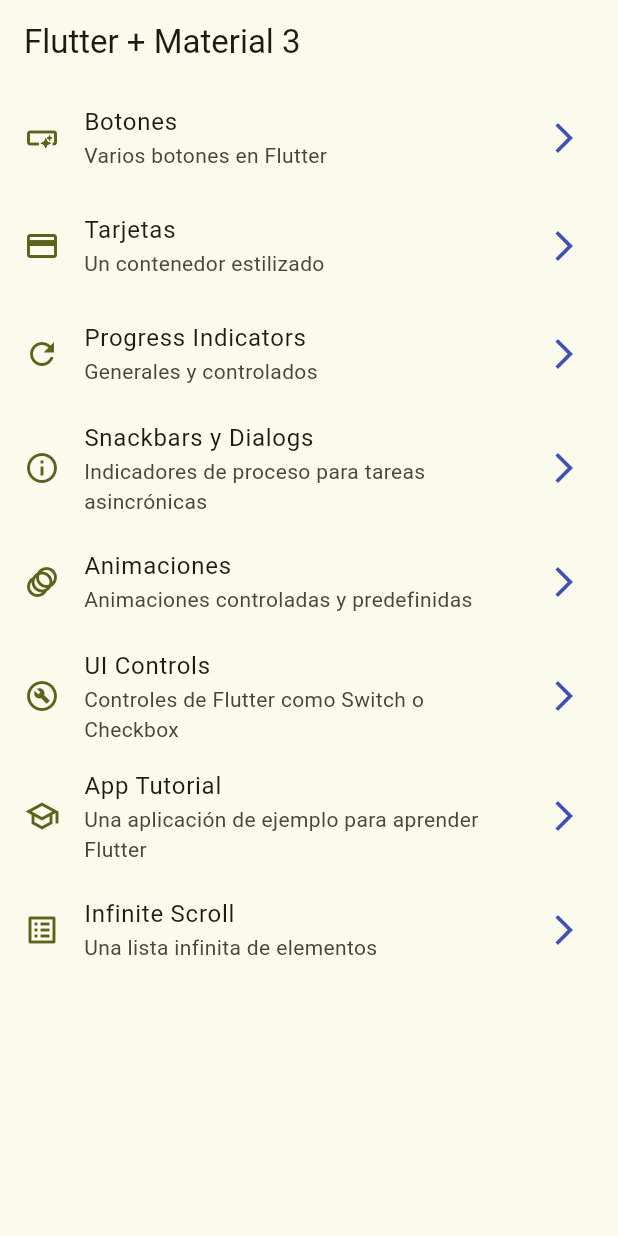
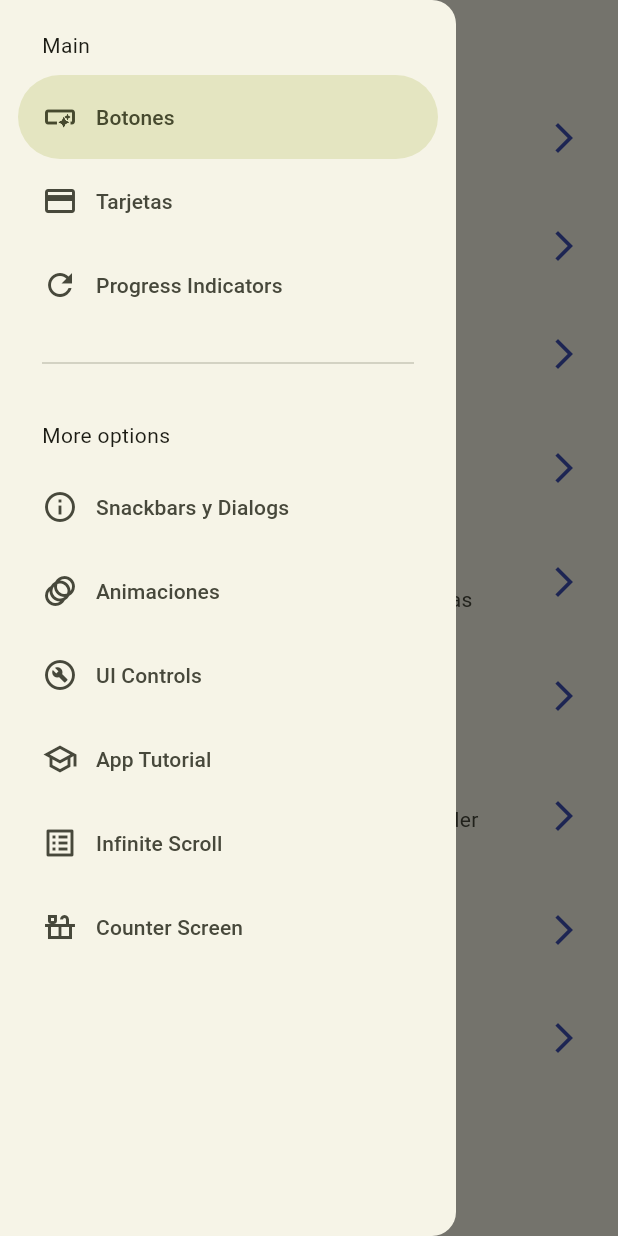
Before and after one commit to oscarruiz05/widgets_app, a Flutter app: the screen it shows after launch, with the side drawer open (before the commit the screen has no drawer), on a phone screen of 412 x 824 dp. Run offline on Flutter 3.47's test engine with Material 3 defaults, Android fonts, the phone set to English and light mode, and no system bars; our stand-ins replace animate_do, go_router.

Commit message:
Add CounterScreen with basic counter functionality and integrate into routing

```diff
--- a/lib/config/menu/menu_items.dart
+++ b/lib/config/menu/menu_items.dart
@@ -75,4 +75,11 @@ const appMenuItems = <MenuItem>[
     link: '/infinite-scroll',
     icon: Icons.list_alt_outlined,
   ),
+  MenuItem(
+    title: 'Counter Screen',
+    subTitle: 'Un contador con Riverpod',
+    name: ConuterScreen.name,
+    link: '/counter',
+    icon: Icons.countertops_outlined,
+  ),
 ];
--- a/lib/config/router/app_router.dart
+++ b/lib/config/router/app_router.dart
@@ -49,5 +49,10 @@ final appRouter = GoRouter(
       path: '/infinite-scroll',
       builder: (context, state) => const InfiniteScrollScreen(),
     ),
+    GoRoute(
+      name: ConuterScreen.name,
+      path: '/counter',
+      builder: (context, state) => const ConuterScreen(),
+    ),
   ],
 );
--- /dev/null
+++ b/lib/presentation/screens/counter/conuter_screen.dart
@@ -0,0 +1,20 @@
+import 'package:flutter/material.dart';
+
+class ConuterScreen extends StatelessWidget {
+  static const String name = 'counter_screen';
+  const ConuterScreen({super.key});
+
+  @override
+  Widget build(BuildContext context) {
+    final titleStyle = Theme.of(context).textTheme.titleLarge;
+
+    return Scaffold(
+      appBar: AppBar(title: const Text('Counter Screen')),
+      body: Center(child: Text('Valor: 0', style: titleStyle)),
+      floatingActionButton: FloatingActionButton(
+        onPressed: () {},
+        child: const Icon(Icons.add),
+      ),
+    );
+  }
+}
--- a/lib/presentation/screens/home/home_screen.dart
+++ b/lib/presentation/screens/home/home_screen.dart
@@ -1,6 +1,7 @@
 import 'package:flutter/material.dart';
 import 'package:go_router/go_router.dart';
 import 'package:widgets_app/config/menu/menu_items.dart';
+import 'package:widgets_app/presentation/widgets/side_menu.dart';
 
 class HomeScreen extends StatelessWidget {
   static const String name = 'home';
@@ -9,9 +10,12 @@ class HomeScreen extends StatelessWidget {
 
   @override
   Widget build(BuildContext context) {
+    final scaffoldKey = GlobalKey<ScaffoldState>();
     return Scaffold(
+      key: scaffoldKey,
       appBar: AppBar(title: const Text('Flutter + Material 3')),
       body: const _HomeView(),
+      drawer: SideMenu(scaffoldKey: scaffoldKey),
     );
   }
 }
--- a/lib/presentation/screens/screens.dart
+++ b/lib/presentation/screens/screens.dart
@@ -2,6 +2,7 @@ export 'package:widgets_app/presentation/screens/animated/animated_screen.dart';
 export 'package:widgets_app/presentation/screens/app_tutorial/app_tutorial_screen.dart';
 export 'package:widgets_app/presentation/screens/buttons/buttons_screnn.dart';
 export 'package:widgets_app/presentation/screens/cards/cards_screen.dart';
+export 'package:widgets_app/presentation/screens/counter/conuter_screen.dart';
 export 'package:widgets_app/presentation/screens/home/home_screen.dart';
 export 'package:widgets_app/presentation/screens/infinite_scroll/infinite_scroll_screen.dart';
 export 'package:widgets_app/presentation/screens/progress/progress_screen.dart';
--- /dev/null
+++ b/lib/presentation/widgets/side_menu.dart
@@ -0,0 +1,57 @@
+import 'package:flutter/material.dart';
+import 'package:go_router/go_router.dart';
+import 'package:widgets_app/config/menu/menu_items.dart';
+
+class SideMenu extends StatefulWidget {
+  final GlobalKey<ScaffoldState> scaffoldKey;
+  const SideMenu({super.key, required this.scaffoldKey});
+
+  @override
+  State<SideMenu> createState() => _SideMenuState();
+}
+
+class _SideMenuState extends State<SideMenu> {
+  int navDrawerIndex = 0;
+
+  @override
+  Widget build(BuildContext context) {
+    final hasNotch = MediaQuery.of(context).viewPadding.top > 35;
+
+    return NavigationDrawer(
+      selectedIndex: navDrawerIndex,
+      onDestinationSelected: (value) {
+        setState(() => navDrawerIndex = value);
+        final menuItem = appMenuItems[value];
+        context.pushNamed(menuItem.name);
+        widget.scaffoldKey.currentState?.closeDrawer();
+      },
+      children: [
+        Padding(
+          padding: EdgeInsets.fromLTRB(28, hasNotch ? 0 : 20, 16, 10),
+          child: Text('Main'),
+        ),
+        ...appMenuItems
+            .sublist(0, 3)
+            .map(
+              (item) => NavigationDrawerDestination(
+                icon: Icon(item.icon),
+                label: Text(item.title),
+              ),
+            ),
+        Padding(padding: EdgeInsets.fromLTRB(28, 16, 28, 10), child: Divider()),
+        Padding(
+          padding: EdgeInsets.fromLTRB(28, hasNotch ? 0 : 20, 16, 10),
+          child: Text('More options'),
+        ),
+        ...appMenuItems
+            .sublist(3)
+            .map(
+              (item) => NavigationDrawerDestination(
+                icon: Icon(item.icon),
+                label: Text(item.title),
+              ),
+            ),
+      ],
+    );
+  }
+}
--- a/pubspec.yaml
+++ b/pubspec.yaml
@@ -32,6 +32,7 @@ dependencies:
   cupertino_icons: ^1.0.8
   flutter:
     sdk: flutter
+  flutter_riverpod: ^3.3.1
   go_router: ^17.2.3
 
 dev_dependencies:
```
Also changed, not shown: pubspec.lock.
